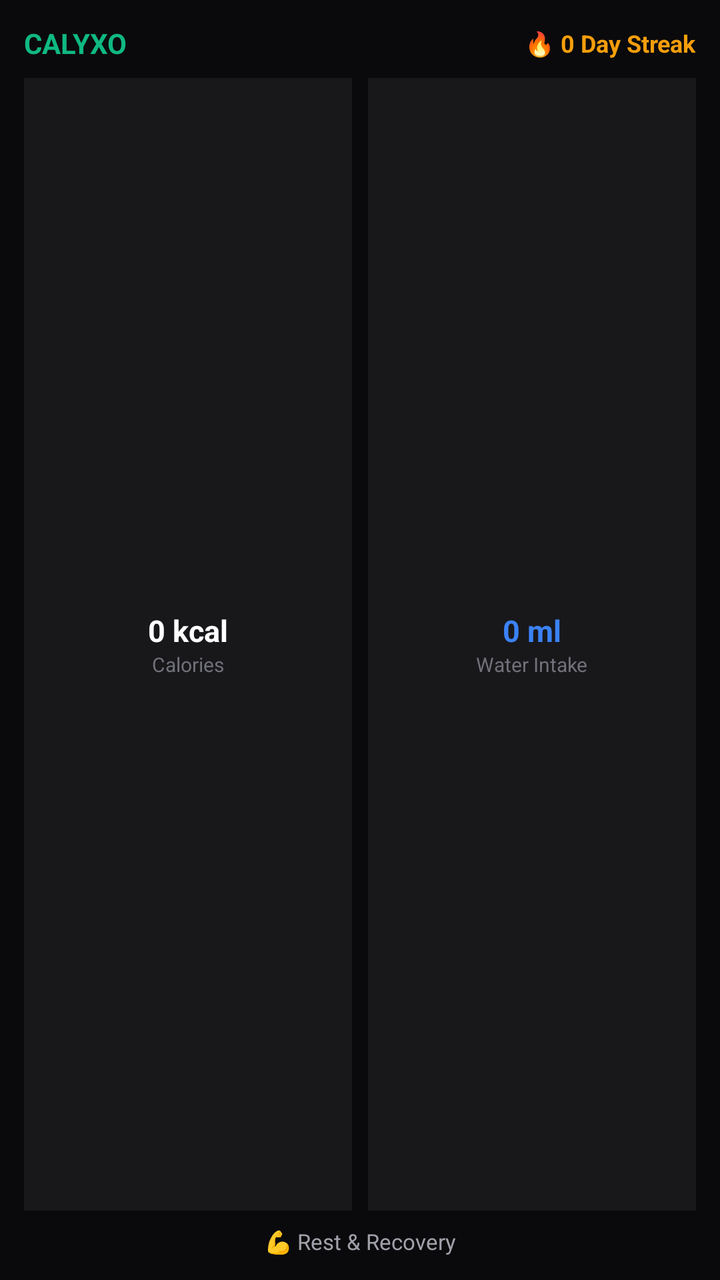
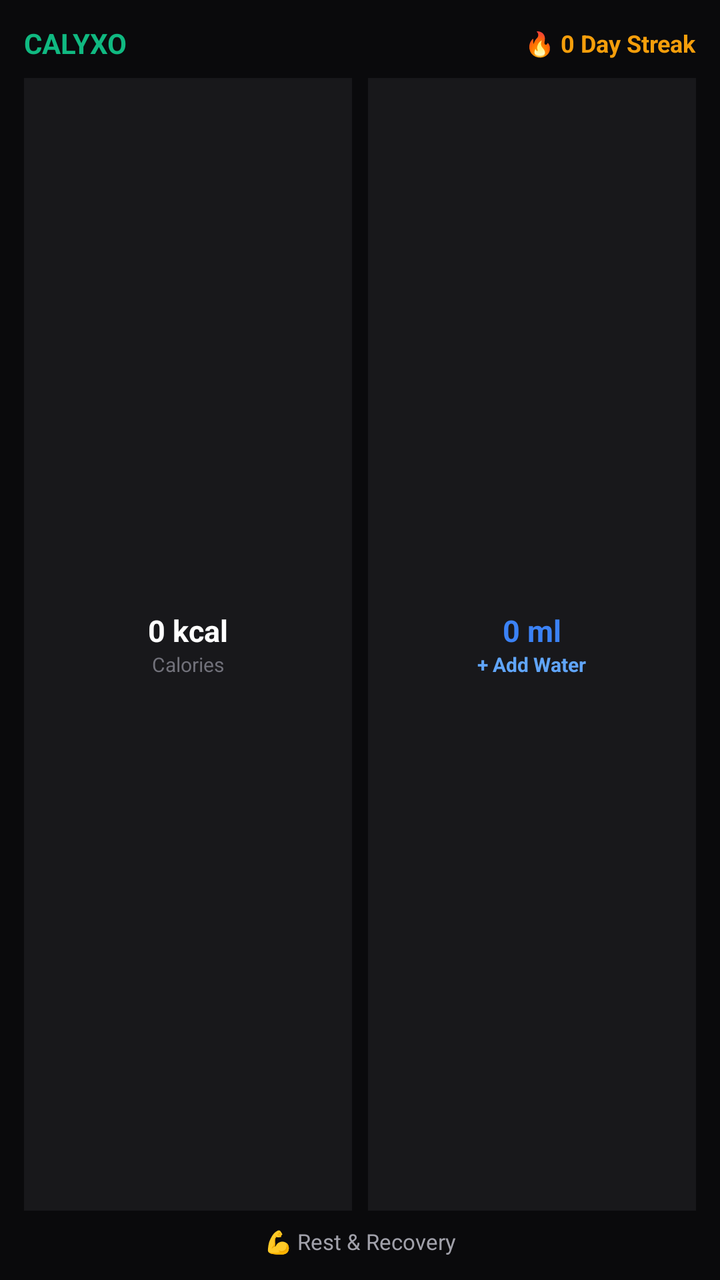

An Android layout rendered at two revisions. The XML below is the earlier revision; the diff shows what the commit changed to produce the second picture.
<!-- AndroidManifest.xml: application theme AppTheme -->
<!-- res/layout/calyxo_widget_layout.xml -->
<?xml version="1.0" encoding="utf-8"?>
<LinearLayout xmlns:android="http://schemas.android.com/apk/res/android"
    android:id="@+id/widget_container"
    android:layout_width="match_parent"
    android:layout_height="match_parent"
    android:orientation="vertical"
    android:padding="12dp"
    android:background="#0A0A0C">

    
    <LinearLayout
        android:layout_width="match_parent"
        android:layout_height="wrap_content"
        android:orientation="horizontal"
        android:gravity="center_vertical">

        <TextView
            android:id="@+id/widget_title"
            android:layout_width="0dp"
            android:layout_height="wrap_content"
            android:layout_weight="1"
            android:text="CALYXO"
            android:textColor="#10B981"
            android:textSize="14sp"
            android:textStyle="bold" />

        <TextView
            android:id="@+id/widget_streak"
            android:layout_width="wrap_content"
            android:layout_height="wrap_content"
            android:text="🔥 0 Day Streak"
            android:textColor="#F59E0B"
            android:textSize="12sp"
            android:textStyle="bold" />
    </LinearLayout>

    
    <LinearLayout
        android:layout_width="match_parent"
        android:layout_height="0dp"
        android:layout_weight="1"
        android:orientation="horizontal"
        android:gravity="center_vertical"
        android:layout_marginTop="8dp"
        android:layout_marginBottom="8dp">

        
        <LinearLayout
            android:layout_width="0dp"
            android:layout_height="match_parent"
            android:layout_weight="1"
            android:orientation="vertical"
            android:gravity="center"
            android:background="#18181B"
            android:padding="6dp"
            android:layout_marginEnd="4dp">

            <TextView
                android:id="@+id/widget_calories_val"
                android:layout_width="wrap_content"
                android:layout_height="wrap_content"
                android:text="0 kcal"
                android:textColor="#FFFFFF"
                android:textSize="15sp"
                android:textStyle="bold" />

            <TextView
                android:layout_width="wrap_content"
                android:layout_height="wrap_content"
                android:text="Calories"
                android:textColor="#71717A"
                android:textSize="10sp" />
        </LinearLayout>

        
        <LinearLayout
            android:layout_width="0dp"
            android:layout_height="match_parent"
            android:layout_weight="1"
            android:orientation="vertical"
            android:gravity="center"
            android:background="#18181B"
            android:padding="6dp"
            android:layout_marginStart="4dp">

            <TextView
                android:id="@+id/widget_water_val"
                android:layout_width="wrap_content"
                android:layout_height="wrap_content"
                android:text="0 ml"
                android:textColor="#3B82F6"
                android:textSize="15sp"
                android:textStyle="bold" />

            <TextView
                android:layout_width="wrap_content"
                android:layout_height="wrap_content"
                android:text="Water Intake"
                android:textColor="#71717A"
                android:textSize="10sp" />
        </LinearLayout>
    </LinearLayout>

    
    <TextView
        android:id="@+id/widget_workout_status"
        android:layout_width="match_parent"
        android:layout_height="wrap_content"
        android:text="💪 Rest &amp; Recovery"
        android:textColor="#A1A1AA"
        android:textSize="11sp"
        android:gravity="center" />

</LinearLayout>
<!-- resources referenced by this layout -->
<resources>
  <style name="AppTheme" parent="Theme.AppCompat.Light.DarkActionBar">
          
          <item name="colorPrimary">@color/colorPrimary</item>
          <item name="colorPrimaryDark">@color/colorPrimaryDark</item>
          <item name="colorAccent">@color/colorAccent</item>
      </style>
</resources>

<!-- the commit's change to res/layout/calyxo_widget_layout.xml (unified diff, before → after) -->
@@ -46,6 +46,7 @@
 
         
         <LinearLayout
+            android:id="@+id/btn_view_calories"
             android:layout_width="0dp"
             android:layout_height="match_parent"
             android:layout_weight="1"
@@ -53,7 +54,9 @@
             android:gravity="center"
             android:background="#18181B"
             android:padding="6dp"
-            android:layout_marginEnd="4dp">
+            android:layout_marginEnd="4dp"
+            android:clickable="true"
+            android:focusable="true">
 
             <TextView
                 android:id="@+id/widget_calories_val"
@@ -74,6 +77,7 @@
 
         
         <LinearLayout
+            android:id="@+id/btn_add_water"
             android:layout_width="0dp"
             android:layout_height="match_parent"
             android:layout_weight="1"
@@ -81,7 +85,9 @@
             android:gravity="center"
             android:background="#18181B"
             android:padding="6dp"
-            android:layout_marginStart="4dp">
+            android:layout_marginStart="4dp"
+            android:clickable="true"
+            android:focusable="true">
 
             <TextView
                 android:id="@+id/widget_water_val"
@@ -95,9 +101,10 @@
             <TextView
                 android:layout_width="wrap_content"
                 android:layout_height="wrap_content"
-                android:text="Water Intake"
-                android:textColor="#71717A"
-                android:textSize="10sp" />
+                android:text="+ Add Water"
+                android:textColor="#60A5FA"
+                android:textSize="10sp"
+                android:textStyle="bold" />
         </LinearLayout>
     </LinearLayout>
 
@@ -109,6 +116,8 @@
         android:text="💪 Rest &amp; Recovery"
         android:textColor="#A1A1AA"
         android:textSize="11sp"
-        android:gravity="center" />
+        android:gravity="center"
+        android:clickable="true"
+        android:focusable="true" />
 
 </LinearLayout>
